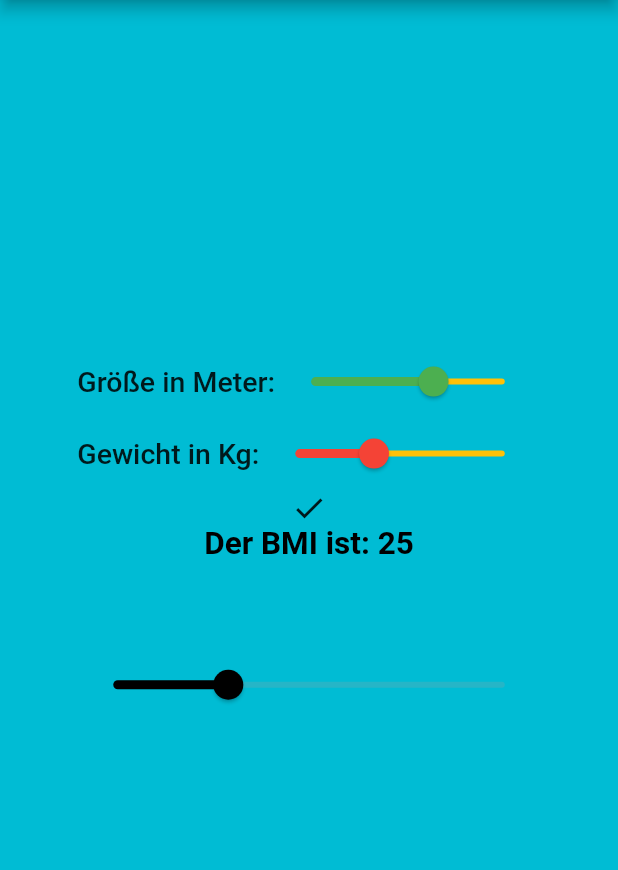
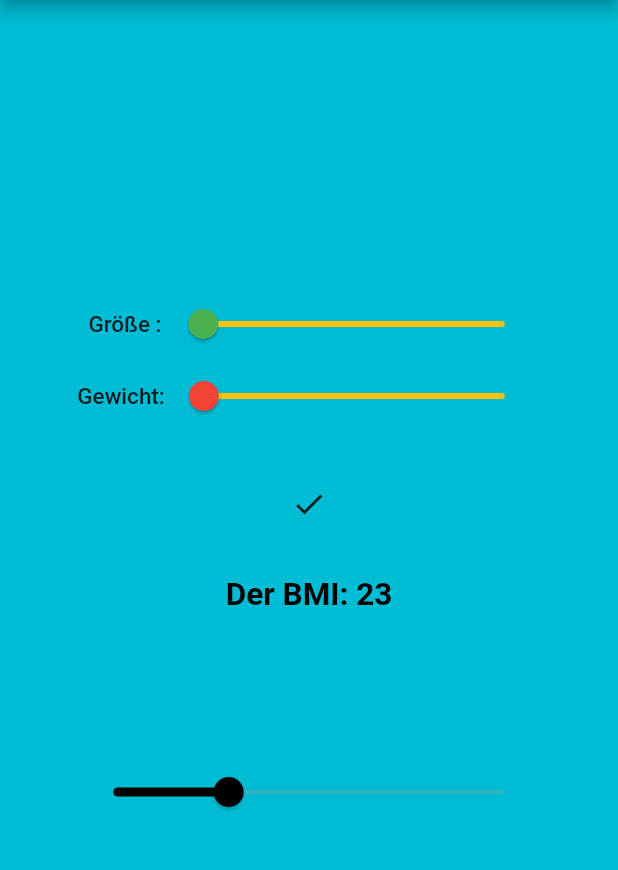
Before and after one commit to meissnerM224/bmi_app, a Flutter app: the screen it shows after launch, after a tap on the "switch left" icon, on a phone screen of 412 x 824 dp, the part 84-954 px from its top. Run offline on Flutter 3.47's test engine with Material 2 defaults, Android fonts, the phone set to English and light mode, and no system bars; our stand-ins replace flutter_riverpod.

Commit message:
State Management mit Riverpod eingebunden

```diff
--- a/lib/main.dart
+++ b/lib/main.dart
@@ -1,23 +1,29 @@
 import 'package:bmi_app/models/bmi.dart';
 import 'package:bmi_app/view/screen2/textInput_screen.dart';
 import 'package:flutter/material.dart';
+import 'package:flutter_riverpod/flutter_riverpod.dart';
 
 void main() {
-  runApp(MyApp());
+  runApp(
+    const ProviderScope(
+      child: MyApp(),
+    ),
+  );
 }
 
-class MyApp extends StatelessWidget {
-  MyApp({Key? key}) : super(key: key);
-  final bmi = BodyMassIndex();
+final refBmi = StateProvider<BodyMassIndex>((ref) => BodyMassIndex());
+
+class MyApp extends ConsumerWidget {
+  const MyApp({Key? key}) : super(key: key);
 
   @override
-  Widget build(BuildContext context) {
+  Widget build(BuildContext context, WidgetRef ref) {
     return MaterialApp(
       title: 'BMI Calculator',
       theme: ThemeData(
         primarySwatch: Colors.grey,
       ),
-      home: TextInputScreen(bmi),
+      home: const TextInputScreen(),
     );
   }
 }
--- a/lib/models/bmi.dart
+++ b/lib/models/bmi.dart
@@ -1,27 +1,20 @@
 // ignore_for_file: unnecessary_getters_setters
 
 class BodyMassIndex {
-  double _weight;
-  double _height;
+  final double _weight;
+  final double _height;
 
   BodyMassIndex({
-    double weight = 80,
-    double heigth = 1.8,
+    double weight = 19,
+    double heigth = 0.9,
   })  : _weight = weight,
         _height = heigth;
-  set height(double height) {
-    _height = height;
-  }
-
-  set weight(double weight) {
-    _weight = weight;
-  }
 
   double get height => _height;
   double get weight => _weight;
 
   double? get bmi {
-    if ((_height < 0.9 || _height > 2.21) ||
+    if ((_height < 0.9 || _height > 2.20) ||
         (_weight < 19.0 || _weight > 180.0)) {
       return null;
     }
@@ -35,6 +28,6 @@ class BodyMassIndex {
     return bmi;
   }
 
-  static const bmiMin = 10.0;
-  static const bmiMax = 60.0;
+  static const bmiMin = 4.0;
+  static const bmiMax = 70.0;
 }
--- a/lib/view/screen1/sliderInput_screen.dart
+++ b/lib/view/screen1/sliderInput_screen.dart
@@ -1,27 +1,26 @@
 // ignore_for_file: file_names
 
+import 'package:bmi_app/main.dart';
 import 'package:bmi_app/models/bmi.dart';
 import 'package:bmi_app/view/screen2/textInput_screen.dart';
+import 'package:bmi_app/widgets/bmi%20result.dart';
 import 'package:flutter/material.dart';
+import 'package:flutter_riverpod/flutter_riverpod.dart';
 
-class SliderInputScreen extends StatefulWidget {
-  const SliderInputScreen(
-    this.bmi, {
+class SliderInputScreen extends ConsumerStatefulWidget {
+  const SliderInputScreen({
     Key? key,
   }) : super(key: key);
 
-  final BodyMassIndex bmi;
-
   @override
-  State<SliderInputScreen> createState() => _SliderInputScreenState();
+  ConsumerState<SliderInputScreen> createState() => _SliderInputScreenState();
 }
 
-class _SliderInputScreenState extends State<SliderInputScreen> {
+class _SliderInputScreenState extends ConsumerState<SliderInputScreen> {
   @override
   Widget build(BuildContext context) {
-    final bmi = widget.bmi;
+    final bmi = ref.watch(refBmi);
 
-    final bmiWithouNutll = bmi.bmi ?? BodyMassIndex.bmiMin;
     return Scaffold(
       appBar: AppBar(
         title: const Text('BMI Calculator(slider)'),
@@ -31,9 +30,7 @@ class _SliderInputScreenState extends State<SliderInputScreen> {
             Navigator.pushReplacement(
               context,
               MaterialPageRoute(
-                builder: (context) => TextInputScreen(
-                  bmi,
-                ),
+                builder: (context) => const TextInputScreen(),
               ),
             );
           },
@@ -42,7 +39,7 @@ class _SliderInputScreenState extends State<SliderInputScreen> {
       body: LayoutBuilder(
         builder: ((context, constraints) {
           double maxW = constraints.maxWidth * 0.75;
-          double maxH = constraints.maxHeight * 0.4;
+          double maxH = constraints.maxHeight * 0.5;
           return Container(
             color: Colors.cyan,
             child: Center(
@@ -56,9 +53,9 @@ class _SliderInputScreenState extends State<SliderInputScreen> {
                   children: <Widget>[
                     Row(mainAxisAlignment: MainAxisAlignment.center, children: [
                       const Text(
-                        'Größe in Meter:',
+                        '  Größe :',
                         style: TextStyle(
-                          fontSize: 19.00,
+                          fontSize: 15.00,
                           fontWeight: FontWeight.w500,
                         ),
                       ),
@@ -69,11 +66,14 @@ class _SliderInputScreenState extends State<SliderInputScreen> {
                           divisions: 220,
                           label: '${bmi.height.toStringAsFixed(2)} m',
                           onChanged: (value) {
-                            setState(() {
-                              bmi.height = value;
-                            });
+                            var height = value;
+                            final provider = ref.read(refBmi.notifier);
+                            provider.state = BodyMassIndex(
+                              heigth: height,
+                              weight: provider.state.weight,
+                            );
                           },
-                          min: 01.10,
+                          min: 00.890,
                           max: 02.20,
                           value: bmi.height,
                         ),
@@ -83,9 +83,9 @@ class _SliderInputScreenState extends State<SliderInputScreen> {
                       mainAxisAlignment: MainAxisAlignment.center,
                       children: [
                         const Text(
-                          'Gewicht in Kg:',
+                          'Gewicht:',
                           style: TextStyle(
-                            fontSize: 19.00,
+                            fontSize: 15.00,
                             fontWeight: FontWeight.w500,
                           ),
                         ),
@@ -96,47 +96,21 @@ class _SliderInputScreenState extends State<SliderInputScreen> {
                             divisions: 180,
                             label: ' ${bmi.weight.round()} Kg',
                             onChanged: (value) {
-                              setState(
-                                () {
-                                  bmi.weight = value;
-                                },
+                              var weight = value;
+                              final provider = ref.read(refBmi.notifier);
+                              provider.state = BodyMassIndex(
+                                weight: weight,
+                                heigth: provider.state.height,
                               );
                             },
-                            min: 21.0,
+                            min: 19.0,
                             max: 180.0,
                             value: bmi.weight,
                           ),
                         ),
                       ],
                     ),
-                    Icon((bmiWithouNutll > 28 || bmiWithouNutll < 19)
-                        ? Icons.build_circle_sharp
-                        : Icons.check),
-                    Text(
-                      'Der BMI ist: ${bmiWithouNutll.toStringAsFixed(0)}',
-                      style: TextStyle(
-                        fontWeight: bmiWithouNutll > 28 || bmiWithouNutll < 19
-                            ? FontWeight.w700
-                            : FontWeight.w600,
-                        fontSize: bmiWithouNutll > 28 || bmiWithouNutll < 19
-                            ? 21.00
-                            : 21.00,
-                        color: bmiWithouNutll > 28 || bmiWithouNutll < 19
-                            ? Colors.red
-                            : Colors.black,
-                      ),
-                    ),
-                    Expanded(
-                      child: Slider(
-                        activeColor: bmiWithouNutll > 28 || bmiWithouNutll < 19
-                            ? Colors.red
-                            : Colors.black,
-                        value: bmiWithouNutll,
-                        onChanged: (value) {},
-                        min: BodyMassIndex.bmiMin,
-                        max: BodyMassIndex.bmiMax,
-                      ),
-                    ),
+                    const Expanded(child: BmiResult()),
                   ],
                 ),
               ),
--- a/lib/view/screen2/textInput_screen.dart
+++ b/lib/view/screen2/textInput_screen.dart
@@ -1,31 +1,32 @@
 // ignore_for_file: file_names
 
+import 'package:bmi_app/main.dart';
 import 'package:bmi_app/models/bmi.dart';
 import 'package:bmi_app/view/screen1/sliderInput_screen.dart';
+import 'package:bmi_app/widgets/bmi%20result.dart';
 import 'package:flutter/material.dart';
+import 'package:flutter_riverpod/flutter_riverpod.dart';
 
-class TextInputScreen extends StatefulWidget {
-  const TextInputScreen(this.bmi, {Key? key}) : super(key: key);
+class TextInputScreen extends ConsumerStatefulWidget {
+  const TextInputScreen({Key? key}) : super(key: key);
 
-  final BodyMassIndex bmi;
   @override
-  State<TextInputScreen> createState() => _TextInputScreenState();
+  ConsumerState<TextInputScreen> createState() => _TextInputScreenState();
 }
 
-class _TextInputScreenState extends State<TextInputScreen> {
+class _TextInputScreenState extends ConsumerState<TextInputScreen> {
   final heightController = TextEditingController();
   final weightController = TextEditingController();
   var firstTime = true;
 
   @override
   Widget build(BuildContext context) {
-    final bmi = widget.bmi;
+    final bmi = ref.watch(refBmi);
     if (firstTime) {
       heightController.text = bmi.height.toStringAsFixed(2);
       weightController.text = bmi.weight.toStringAsFixed(0);
       firstTime = false;
     }
-    final bmiWithoutNull = bmi.bmi ?? BodyMassIndex.bmiMin;
     return Scaffold(
       appBar: AppBar(
         title: const Text('BMI Calculator (text)'),
@@ -35,7 +36,7 @@ class _TextInputScreenState extends State<TextInputScreen> {
             Navigator.pushReplacement(
               context,
               MaterialPageRoute(
-                builder: (context) => SliderInputScreen(bmi),
+                builder: (context) => const SliderInputScreen(),
               ),
             );
           },
@@ -47,7 +48,7 @@ class _TextInputScreenState extends State<TextInputScreen> {
           double maxH = constraints.maxHeight * 0.5;
 
           return Container(
-            color: Colors.cyan,
+            color: Colors.teal,
             child: Center(
               child: ConstrainedBox(
                 constraints: BoxConstraints(
@@ -60,32 +61,46 @@ class _TextInputScreenState extends State<TextInputScreen> {
                     Row(
                       mainAxisAlignment: MainAxisAlignment.center,
                       children: [
-                        const Text(
-                          'Größe in Meter :',
+                        Column(
+                          children: const [
+                            Text(
+                              'Größe in Meter: ',
                               style: TextStyle(
                                 fontSize: 19.00,
                                 fontWeight: FontWeight.w500,
                               ),
                             ),
+                            Text('min.0.90m - max.2.2m   '),
+                          ],
+                        ),
                         Expanded(
                           child: TextFormField(
+                            keyboardType: TextInputType.number,
                             controller: heightController,
                             style: const TextStyle(
                               fontSize: 19.00,
                               fontWeight: FontWeight.w500,
                             ),
                             onChanged: (value) {
-                              setState(
-                                () {
-                                  final heightDbl = double.tryParse(value);
+                              var heightDbl = double.tryParse(value);
                               if (heightDbl != null) {
-                                    bmi.height = heightDbl;
+                                if (heightDbl > 2.20) {
+                                  heightDbl = 2.20;
+                                }
+                                if (heightDbl < 0.90) {
+                                  heightDbl = 0.9;
+                                }
+                                final provider = ref.read(refBmi.notifier);
+                                provider.state = BodyMassIndex(
+                                  heigth: heightDbl,
+                                  weight: provider.state.weight,
+                                );
                               }
                             },
-                              );
-                            },
                             decoration: const InputDecoration(
-                              border: UnderlineInputBorder(),
+                              fillColor: Color.fromARGB(255, 77, 192, 167),
+                              filled: true,
+                              border: OutlineInputBorder(),
                               labelText: '',
                             ),
                           ),
@@ -95,66 +110,55 @@ class _TextInputScreenState extends State<TextInputScreen> {
                     Row(
                       mainAxisAlignment: MainAxisAlignment.center,
                       children: [
-                        const Text(
-                          'Dein Gewicht(kg) :',
+                        Column(
+                          children: const [
+                            Text(
+                              ' Gewicht(kg) :',
                               style: TextStyle(
                                 fontSize: 19.00,
                                 fontWeight: FontWeight.w600,
                               ),
                             ),
+                            Text(
+                              'min.19kg - max.180kg   ',
+                            ),
+                          ],
+                        ),
                         Expanded(
                           child: TextFormField(
+                            keyboardType: TextInputType.number,
                             controller: weightController,
                             style: const TextStyle(
                               fontSize: 19.00,
                               fontWeight: FontWeight.w600,
                             ),
                             onChanged: (value) {
-                              setState(() {
-                                final weightdbl = double.tryParse(value);
+                              var weightdbl = double.tryParse(value);
                               if (weightdbl != null) {
-                                  bmi.weight = weightdbl;
+                                if (weightdbl > 181) {
+                                  weightdbl = 180;
                                 }
-                              });
+                                if (weightdbl < 19) {
+                                  weightdbl = 19;
+                                }
+                                final provider = ref.read(refBmi.notifier);
+                                provider.state = BodyMassIndex(
+                                  weight: weightdbl,
+                                  heigth: provider.state.height,
+                                );
+                              }
                             },
                             decoration: const InputDecoration(
-                              border: UnderlineInputBorder(),
+                              fillColor: Color.fromARGB(255, 77, 192, 167),
+                              filled: true,
+                              border: OutlineInputBorder(),
                               labelText: '',
                             ),
                           ),
                         ),
                       ],
                     ),
-                    Icon((bmiWithoutNull > 28.0 || bmiWithoutNull < 19.0)
-                        ? Icons.build_circle_sharp
-                        : Icons.check),
-                    Text(
-                      'Der BMI : ${bmiWithoutNull.toStringAsFixed(0)}',
-                      style: TextStyle(
-                        fontWeight:
-                            bmiWithoutNull > 28.0 || bmiWithoutNull < 19.0
-                                ? FontWeight.w700
-                                : FontWeight.w600,
-                        fontSize: bmiWithoutNull > 28.0 || bmiWithoutNull < 19.0
-                            ? 23.00
-                            : 21.00,
-                        color: bmiWithoutNull > 28.0 || bmiWithoutNull < 19.0
-                            ? Colors.red
-                            : Colors.black,
-                      ),
-                    ),
-                    Expanded(
-                      child: Slider(
-                        activeColor:
-                            bmiWithoutNull > 28.0 || bmiWithoutNull < 19.0
-                                ? Colors.red
-                                : Colors.black,
-                        value: bmiWithoutNull,
-                        onChanged: (value) {},
-                        min: BodyMassIndex.bmiMin,
-                        max: BodyMassIndex.bmiMax,
-                      ),
-                    ),
+                    const Expanded(child: BmiResult()),
                   ],
                 ),
               ),
--- /dev/null
+++ b/lib/widgets/bmi result.dart
@@ -0,0 +1,54 @@
+// ignore_for_file: avoid_unnecessary_containers, file_names, prefer_const_constructors
+
+import 'package:bmi_app/main.dart';
+import 'package:bmi_app/models/bmi.dart';
+import 'package:flutter/material.dart';
+import 'package:flutter_riverpod/flutter_riverpod.dart';
+
+class BmiResult extends ConsumerWidget {
+  const BmiResult({
+    Key? key,
+  }) : super(key: key);
+
+  @override
+  Widget build(BuildContext context, WidgetRef ref) {
+    final bmi = ref.watch(refBmi);
+    var bmiWithoutNull = bmi.bmi ?? BodyMassIndex.bmiMin;
+    return Expanded(
+      child: Column(children: [
+        Expanded(
+          child: Icon((bmiWithoutNull > 28.0 || bmiWithoutNull < 19.0)
+              ? Icons.back_hand
+              : Icons.check),
+        ),
+        Expanded(
+          child: Text(
+            'Der BMI: ${bmiWithoutNull.toStringAsFixed(0)}',
+            style: TextStyle(
+              fontWeight: bmiWithoutNull > 28.0 || bmiWithoutNull < 19.0
+                  ? FontWeight.w700
+                  : FontWeight.w600,
+              fontSize: bmiWithoutNull > 28.0 || bmiWithoutNull < 19.0
+                  ? 23.00
+                  : 21.00,
+              color: bmiWithoutNull > 28.0 || bmiWithoutNull < 19.0
+                  ? Color.fromARGB(255, 210, 23, 10)
+                  : Colors.black,
+            ),
+          ),
+        ),
+        Expanded(
+          child: Slider(
+            activeColor: bmiWithoutNull > 28.0 || bmiWithoutNull < 19.0
+                ? Color.fromARGB(255, 210, 23, 10)
+                : Colors.black,
+            value: bmiWithoutNull,
+            onChanged: (value) {},
+            min: BodyMassIndex.bmiMin,
+            max: BodyMassIndex.bmiMax,
+          ),
+        ),
+      ]),
+    );
+  }
+}
--- a/pubspec.yaml
+++ b/pubspec.yaml
@@ -29,6 +29,7 @@ environment:
 dependencies:
   flutter:
     sdk: flutter
+  flutter_riverpod: ^1.0.4
 
 
   # The following adds the Cupertino Icons font to your application.
```
Also changed, not shown: pubspec.lock, 1 other file. Lines whose indentation alone changed are shown as unchanged.
